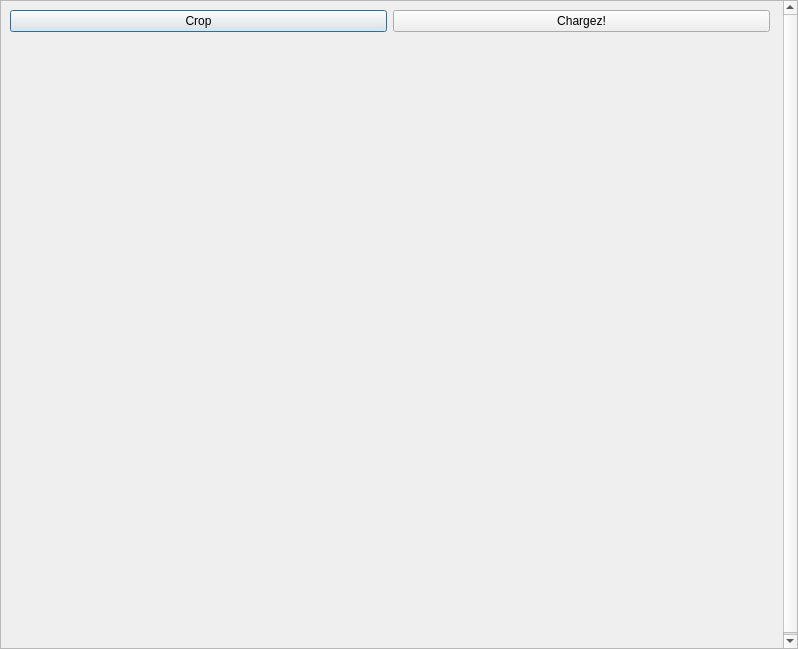
Qt form fotochop/newForm.ui (namealreadytaken/fotochope) before a commit.
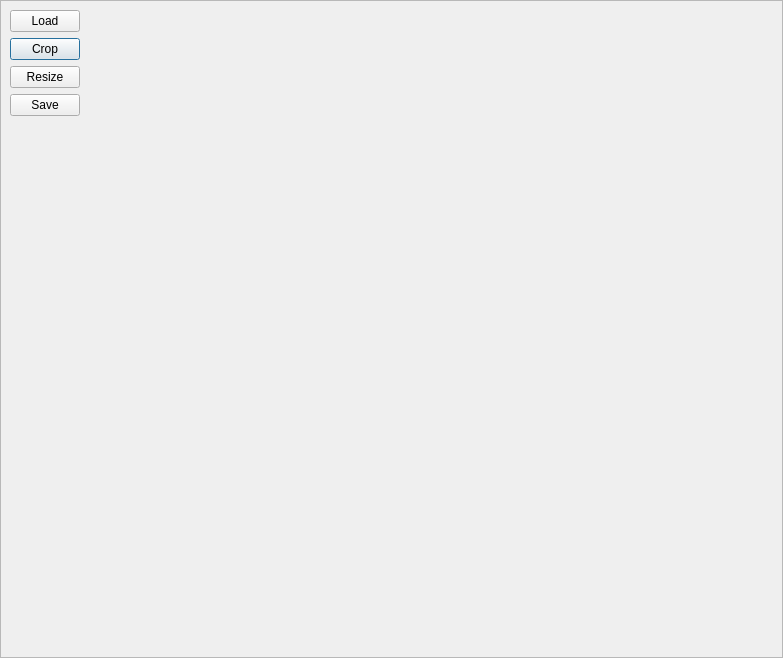
The same form after that commit.

Commit message: ajout de fenetre de resize et modification de la fenetre newform

Diff of the .ui file:
```diff
--- a/fotochop/newForm.ui
+++ b/fotochop/newForm.ui
@@ -6,8 +6,8 @@
    <rect>
     <x>0</x>
     <y>0</y>
-    <width>798</width>
-    <height>649</height>
+    <width>783</width>
+    <height>658</height>
    </rect>
   </property>
   <property name="sizePolicy">
@@ -68,21 +68,46 @@
        </size>
       </property>
       <layout class="QGridLayout" name="gridLayout_2">
-       <item row="0" column="0">
+       <item row="1" column="0">
         <widget class="QPushButton" name="cropButton">
+         <property name="maximumSize">
+          <size>
+           <width>70</width>
+           <height>16777215</height>
+          </size>
+         </property>
          <property name="text">
           <string>Crop</string>
          </property>
         </widget>
        </item>
-       <item row="0" column="1">
-        <widget class="QPushButton" name="pushButton">
+       <item row="0" column="0">
+        <widget class="QPushButton" name="loadButton">
+         <property name="maximumSize">
+          <size>
+           <width>70</width>
+           <height>16777215</height>
+          </size>
+         </property>
          <property name="text">
-          <string>Chargez!</string>
+          <string>Load</string>
          </property>
         </widget>
        </item>
-       <item row="1" column="0" colspan="2">
+       <item row="2" column="0">
+        <widget class="QPushButton" name="resizeButton">
+         <property name="maximumSize">
+          <size>
+           <width>70</width>
+           <height>16777215</height>
+          </size>
+         </property>
+         <property name="text">
+          <string>Resize</string>
+         </property>
+        </widget>
+       </item>
+       <item row="0" column="2" rowspan="7" colspan="2">
         <widget class="QLabel" name="resultLabel">
          <property name="sizePolicy">
           <sizepolicy hsizetype="Expanding" vsizetype="Expanding">
@@ -107,6 +132,19 @@
          </property>
         </widget>
        </item>
+       <item row="3" column="0">
+        <widget class="QPushButton" name="saveButton">
+         <property name="maximumSize">
+          <size>
+           <width>70</width>
+           <height>16777215</height>
+          </size>
+         </property>
+         <property name="text">
+          <string>Save</string>
+         </property>
+        </widget>
+       </item>
       </layout>
      </widget>
     </widget>
```
The commit also changes 9 other files.
